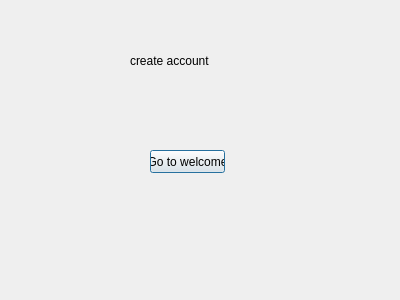
austinschaaf1/455_final, file info_silo/UI/create_account.ui: the form before one commit.
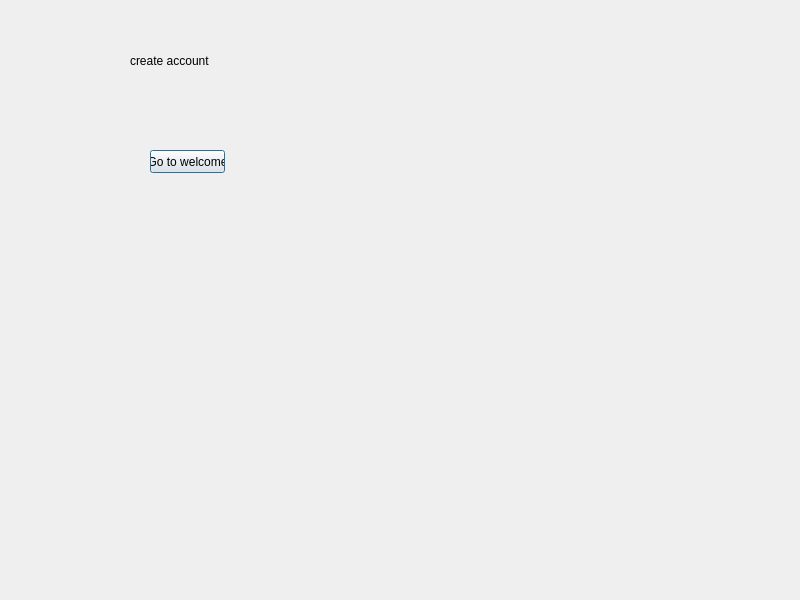
The form after the commit.

Diff of the .ui file:
```diff
--- a/info_silo/UI/create_account.ui
+++ b/info_silo/UI/create_account.ui
@@ -6,10 +6,22 @@
    <rect>
     <x>0</x>
     <y>0</y>
-    <width>400</width>
-    <height>300</height>
+    <width>800</width>
+    <height>600</height>
    </rect>
   </property>
+  <property name="minimumSize">
+   <size>
+    <width>800</width>
+    <height>600</height>
+   </size>
+  </property>
+  <property name="maximumSize">
+   <size>
+    <width>800</width>
+    <height>600</height>
+   </size>
+  </property>
   <property name="windowTitle">
    <string>Dialog</string>
   </property>
```
